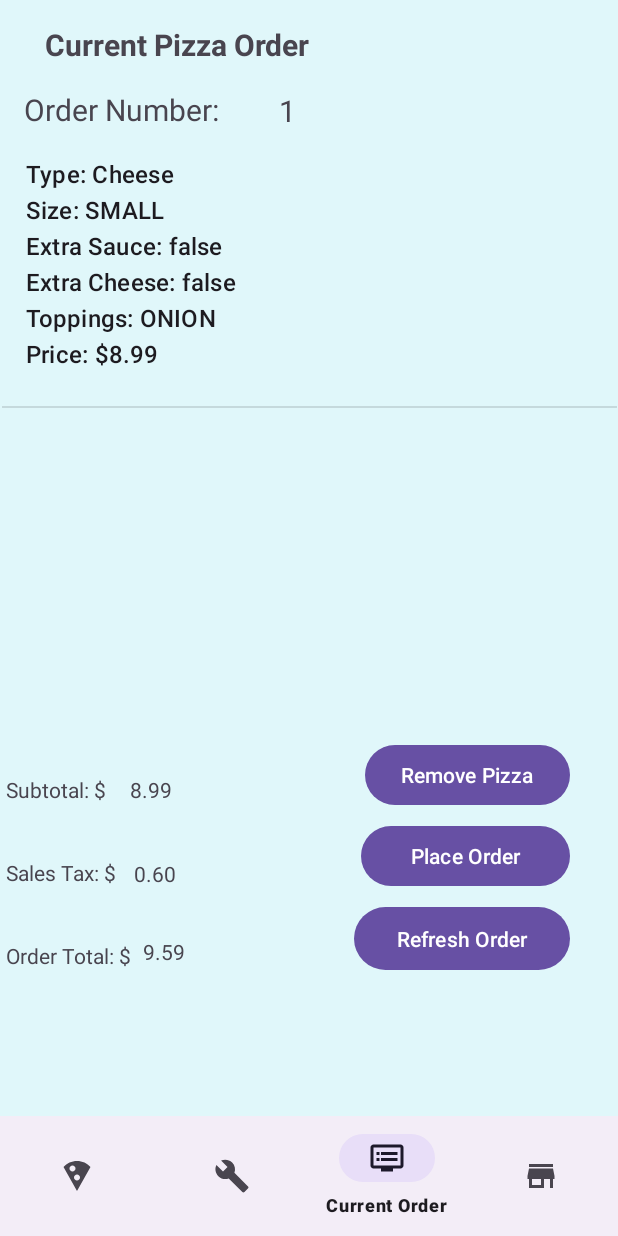
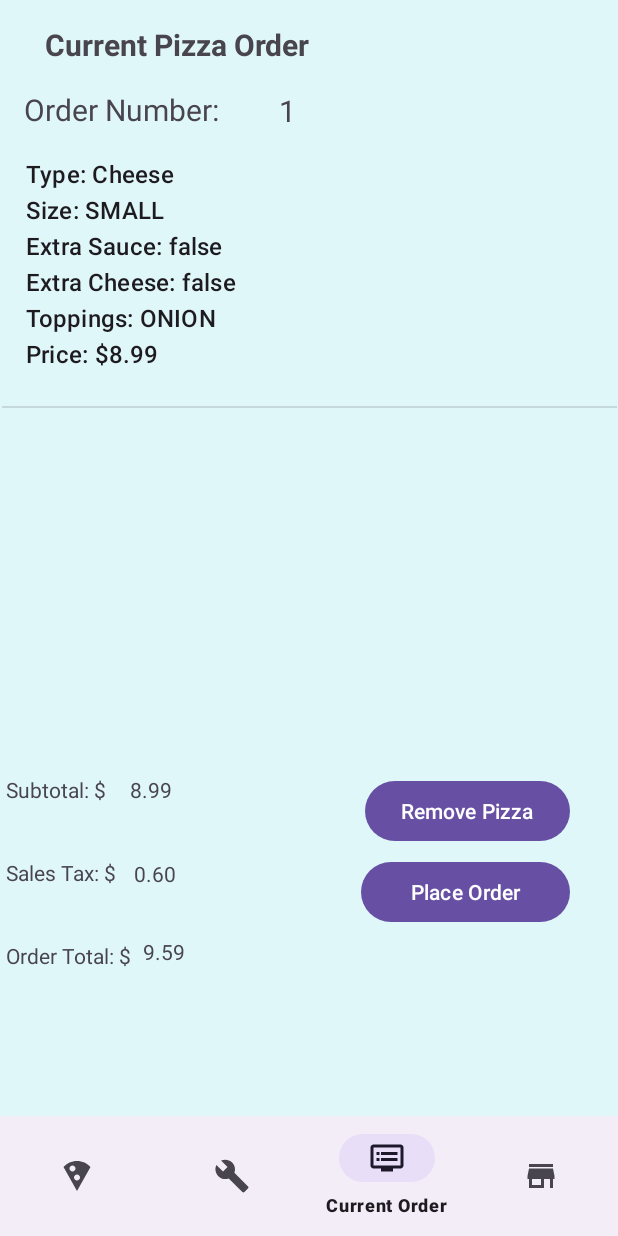
Before and after one commit to Jerlin2437/Ru-Pizzas, an Android app: the fragment fragment_store_orders placed in its activity, item 3 of the bottom bar chosen, on a phone screen of 412 x 824 dp. Run offline under Robolectric (Android 15) with nearby library versions, the phone set to English and light mode, and no system bars.

Commit message:
refresh button GONE + other deletions

```diff
--- a/app/src/main/java/com/example/softmeth4/fragment_current_order.java
+++ b/app/src/main/java/com/example/softmeth4/fragment_current_order.java
@@ -95,7 +95,7 @@ public class fragment_current_order extends Fragment {
         });
         updateCurrentOrderView();
         view.findViewById(R.id.placeOrder).setOnClickListener(v -> placeOrder());
-        view.findViewById(R.id.refreshOrder).setOnClickListener(v -> updateCurrentOrderView());
+//        view.findViewById(R.id.refreshOrder).setOnClickListener(v -> updateCurrentOrderView());
         view.findViewById(R.id.removePizza).setOnClickListener(v -> removePizza());
     }
 
--- a/app/src/main/java/com/example/softmeth4/fragment_store_orders.java
+++ b/app/src/main/java/com/example/softmeth4/fragment_store_orders.java
@@ -8,7 +8,6 @@ import android.view.View;
 import android.view.ViewGroup;
 import android.widget.AdapterView;
 import android.widget.ArrayAdapter;
-import android.widget.Button;
 import android.widget.ListView;
 import android.widget.Spinner;
 import android.widget.TextView;
@@ -36,8 +35,6 @@ public class fragment_store_orders extends Fragment {
     private Spinner orderSpinner;
     private TextView finalOrderTotal;
     private ListView displayStoreOrders;
-    private Button cancelOrderButton;
-    private Button refreshButton;
 
     /**
      * Default empty constructor
@@ -106,18 +103,6 @@ public class fragment_store_orders extends Fragment {
                 }
             });
         }
-//        orderSpinner.setOnItemSelectedListener(new AdapterView.OnItemSelectedListener() {
-//            @Override
-//            public void onItemSelected(AdapterView<?> parentView, View selectedItemView, int position, long id) {
-//                displaySelectedOrder();
-//            }
-//            @Override
-//            public void onNothingSelected(AdapterView<?> parentView) {
-//                //if nothing is done, small is the default selection
-//                orderSpinner.setSelection(0);
-//                displaySelectedOrder();
-//            }
-//        });
         view.findViewById(R.id.cancelOrder).setOnClickListener(v -> removeOrder());
     }
 
--- a/app/src/main/res/layout/fragment_current_order.xml
+++ b/app/src/main/res/layout/fragment_current_order.xml
@@ -9,20 +9,10 @@
     tools:context=".fragment_current_order" >
 
     <Button
-        android:id="@+id/refreshOrder"
-        android:layout_width="144dp"
-        android:layout_height="50dp"
-        android:layout_marginTop="6dp"
-        android:layout_marginEnd="32dp"
-        android:text="@string/current_order_refresh"
-        app:layout_constraintEnd_toEndOf="parent"
-        app:layout_constraintTop_toBottomOf="@+id/placeOrder" />
-
-    <Button
         android:id="@+id/removePizza"
         android:layout_width="wrap_content"
         android:layout_height="wrap_content"
-        android:layout_marginTop="8dp"
+        android:layout_marginTop="32dp"
         android:layout_marginEnd="32dp"
         android:text="@string/current_order_remove"
         app:layout_constraintEnd_toEndOf="parent"
```
Also changed, not shown: app/src/main/java/com/example/softmeth4/fragment_byo_pizzas.java (+0 -13 lines).
